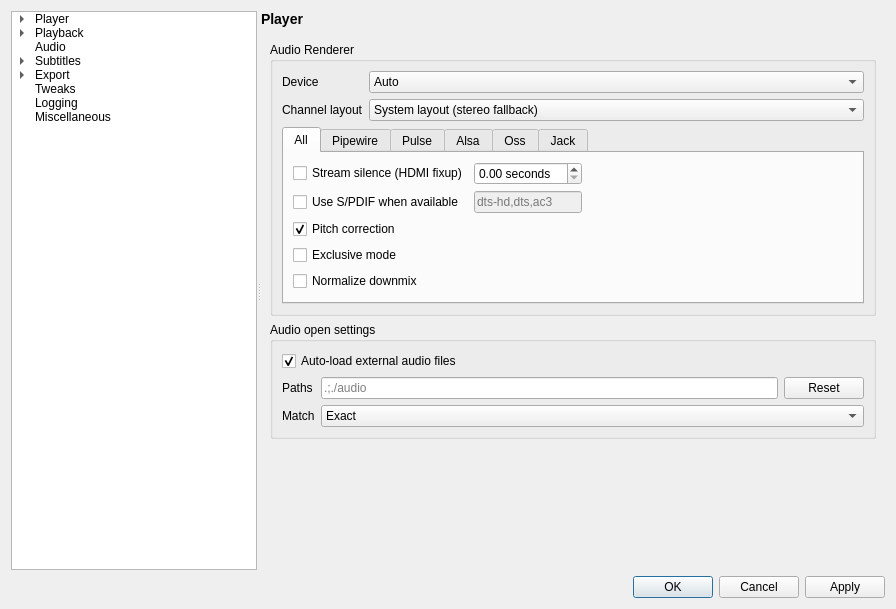
Above: settingswindow.ui from mpc-qt/mpc-qt before the change. Below: the same form after it.
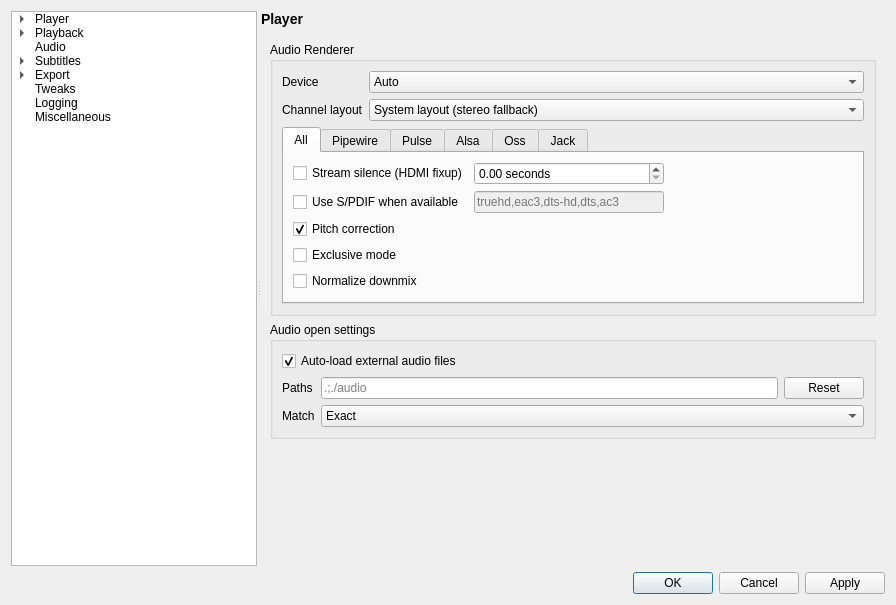
That is the form after the change. The open tabs and pages were chosen to show the change.

Commit message:
settingswindow: update spdif codecs
Update the codecs according to the mpv manual.

Fixes #123

```diff
--- a/settingswindow.ui
+++ b/settingswindow.ui
@@ -10,7 +10,7 @@
     <x>0</x>
     <y>0</y>
     <width>896</width>
-    <height>609</height>
+    <height>605</height>
    </rect>
   </property>
   <property name="windowTitle">
@@ -5750,7 +5750,7 @@
                  <attribute name="title">
                   <string>All</string>
                  </attribute>
-                 <layout class="QGridLayout" name="allTabLayout" columnstretch="0,0,1">
+                 <layout class="QGridLayout" name="allTabLayout" columnstretch="0,1,1">
                   <item row="1" column="1">
                    <widget class="QLineEdit" name="audioSpdifCodecs">
                     <property name="enabled">
@@ -5760,7 +5760,7 @@
                      <string notr="true"/>
                     </property>
                     <property name="placeholderText">
-                     <string notr="true">dts-hd,dts,ac3</string>
+                     <string notr="true">truehd,eac3,dts-hd,dts,ac3</string>
                     </property>
                    </widget>
                   </item>
```
Left out of the diff: 8 changed lines with no effect on the pictures.
